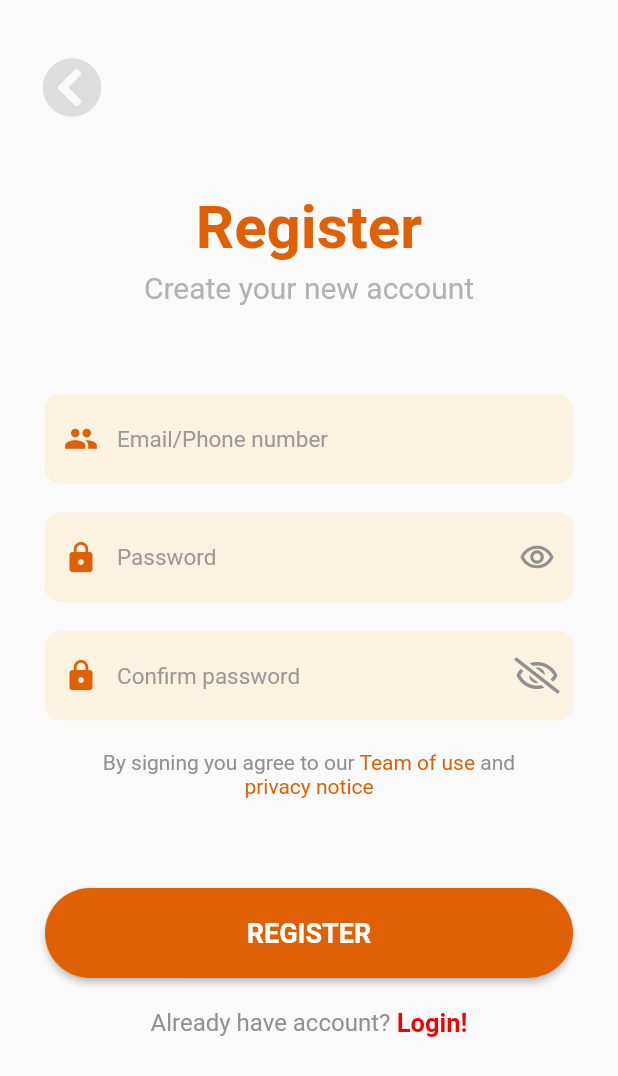
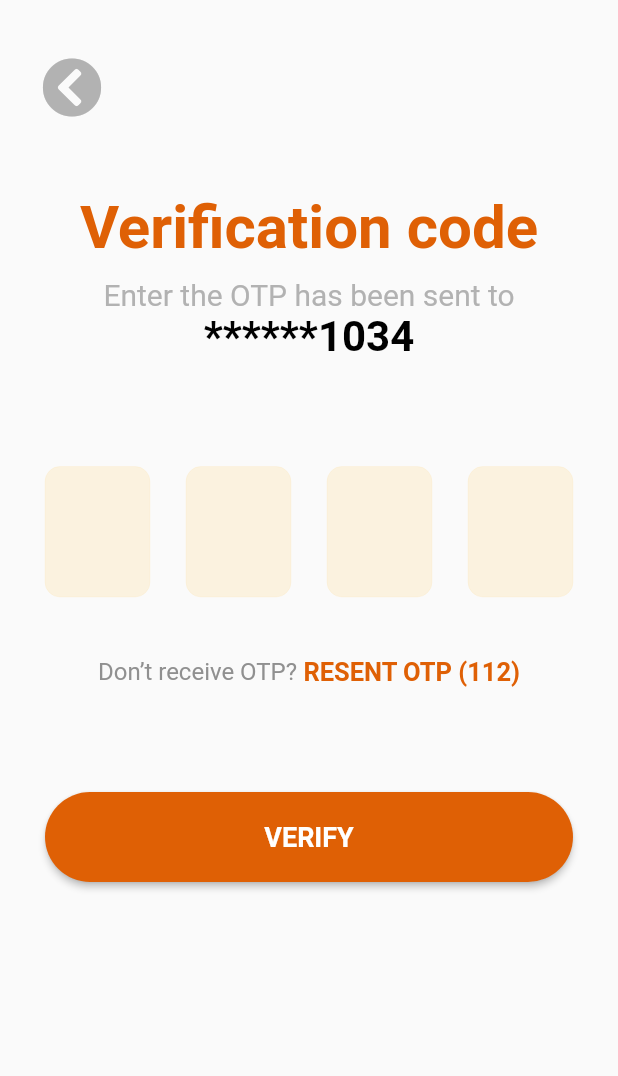
Before and after one commit to HuynhThiMinhNhuc/CharityApp, a Flutter app: the screen it shows after launch, on a phone screen of 412 x 824 dp. Shown: the top 1076 px of the screen. Run offline on Flutter 3.47's test engine with Material 2 defaults, Android fonts, the phone set to English and light mode, and no system bars; our stand-ins replace font_awesome_flutter; Roboto replaces fonts that are missing (Roboto-Regular.ttf, Roboto-Thin.tff).

Commit message:
Verification code ui
ui

```diff
--- a/CharityApp/lib/charity.dart
+++ b/CharityApp/lib/charity.dart
@@ -2,13 +2,14 @@
 import 'package:charityapp/views/Login.dart';
 import 'package:charityapp/views/Register.dart';
 import 'package:charityapp/views/Splash2.dart';
+import 'package:charityapp/views/Verification_code.dart';
 import 'package:flutter/material.dart';
 
 class charity extends StatelessWidget {
   @override
   Widget build(BuildContext context) {
     return MaterialApp(
-      home: register(),
+      home: verification_otp(),
     );
   }
 }
--- /dev/null
+++ b/CharityApp/lib/views/Component/Otp_textfeld.dart
@@ -0,0 +1,45 @@
+import 'package:charityapp/global_variable/color.dart';
+import 'package:flutter/cupertino.dart';
+import 'package:flutter/material.dart';
+
+class otpTextfeld extends StatefulWidget {
+  final bool next;
+
+  otpTextfeld({required this.next});
+  @override
+  _State createState() => _State();
+}
+
+class _State extends State<otpTextfeld> {
+  @override
+  Widget build(BuildContext context) {
+    return SizedBox(
+      width: 70,
+      child: TextFormField(
+        maxLength: 1,
+        decoration: InputDecoration(
+          counterText: '',
+          fillColor: backgrountbutton.withOpacity(0.2),
+          filled: true,
+          focusedBorder: OutlineInputBorder(
+              borderRadius: BorderRadius.circular(10),
+              borderSide:
+                  BorderSide(color: backgrountbutton.withOpacity(1), width: 1)),
+          enabledBorder: OutlineInputBorder(
+              borderRadius: BorderRadius.circular(10),
+              borderSide: BorderSide(
+                  color: backgrountbutton.withOpacity(0.1), width: 0)),
+        ),
+        keyboardType: TextInputType.number,
+        textInputAction:
+            widget.next ? TextInputAction.next : TextInputAction.done,
+        textAlign: TextAlign.center,
+        style: TextStyle(
+            fontSize: 40,
+            color: maincolor,
+            fontFamily: 'Roboto-Regular.ttf',
+            fontWeight: FontWeight.bold),
+      ),
+    );
+  }
+}
--- a/CharityApp/lib/views/Register.dart
+++ b/CharityApp/lib/views/Register.dart
@@ -21,13 +21,13 @@ class _registerState extends State<register> {
           crossAxisAlignment: CrossAxisAlignment.center,
           children: <Widget>[
             Padding(
-              padding: EdgeInsets.fromLTRB(20, 30, 0, 50),
+              padding: EdgeInsets.fromLTRB(20, 30, 0, 30),
               child: Row(children: [
                 IconButton(
                     onPressed: () => {},
                     icon: FaIcon(
                       FontAwesomeIcons.chevronCircleLeft,
-                      color: backicon,
+                      color: notetextcolor,
                       size: 40,
                     )),
               ]),
--- /dev/null
+++ b/CharityApp/lib/views/Verification_code.dart
@@ -0,0 +1,101 @@
+import 'package:charityapp/global_variable/color.dart';
+import 'package:charityapp/views/Component/ButtonCustom.dart';
+import 'package:flutter/cupertino.dart';
+import 'package:flutter/material.dart';
+import 'package:font_awesome_flutter/font_awesome_flutter.dart';
+
+import 'Component/Otp_textfeld.dart';
+
+class verification_otp extends StatefulWidget {
+  @override
+  _State createState() => _State();
+}
+
+class _State extends State<verification_otp> {
+  @override
+  Widget build(BuildContext context) {
+    return SafeArea(
+      child: Scaffold(
+        body: Column(
+          crossAxisAlignment: CrossAxisAlignment.center,
+          children: <Widget>[
+            Padding(
+              padding: EdgeInsets.fromLTRB(20, 30, 0, 50),
+              child: Row(children: [
+                IconButton(
+                    onPressed: () => {},
+                    icon: FaIcon(
+                      FontAwesomeIcons.chevronCircleLeft,
+                      color: notetextcolor,
+                      size: 40,
+                    )),
+              ]),
+            ),
+            Text(
+              'Verification code',
+              style: TextStyle(
+                  color: maincolor,
+                  fontSize: 40,
+                  fontFamily: 'Roboto-Regular.ttf',
+                  fontWeight: FontWeight.bold),
+            ),
+            SizedBox(
+              height: 10,
+            ),
+            Text(
+              'Enter the OTP has been sent to',
+              style: TextStyle(
+                  color: notetextcolor,
+                  fontSize: 20,
+                  fontFamily: 'Roboto_Regular'),
+            ),
+            Text(
+              '******1034',
+              style: TextStyle(
+                color: Colors.black,
+                fontSize: 28,
+                fontFamily: 'Roboto-Regular.ttf',
+                fontWeight: FontWeight.bold,
+              ),
+            ),
+            Padding(
+              padding: EdgeInsets.fromLTRB(30, 70, 30, 20),
+              child: Row(
+                  mainAxisAlignment: MainAxisAlignment.spaceBetween,
+                  children: <Widget>[
+                    otpTextfeld(next: true),
+                    otpTextfeld(next: true),
+                    otpTextfeld(next: true),
+                    otpTextfeld(next: false)
+                  ]),
+            ),
+            SizedBox(
+              height: 20,
+            ),
+            Row(
+              mainAxisAlignment: MainAxisAlignment.center,
+              children: <Widget>[
+                Text('Don’t receive OTP?',
+                    style: TextStyle(
+                      color: icon,
+                      fontSize: 16,
+                    )),
+                SizedBox(
+                  height: 20,
+                ),
+                Text(' RESENT OTP (112)',
+                    style: TextStyle(
+                        color: maincolor,
+                        fontSize: 17,
+                        fontWeight: FontWeight.bold))
+              ],
+            ),
+            Padding(
+                padding: EdgeInsets.fromLTRB(30, 70, 30, 10),
+                child: CustomButton(onPressed: () => {}, textInput: 'VERIFY'))
+          ],
+        ),
+      ),
+    );
+  }
+}
```
